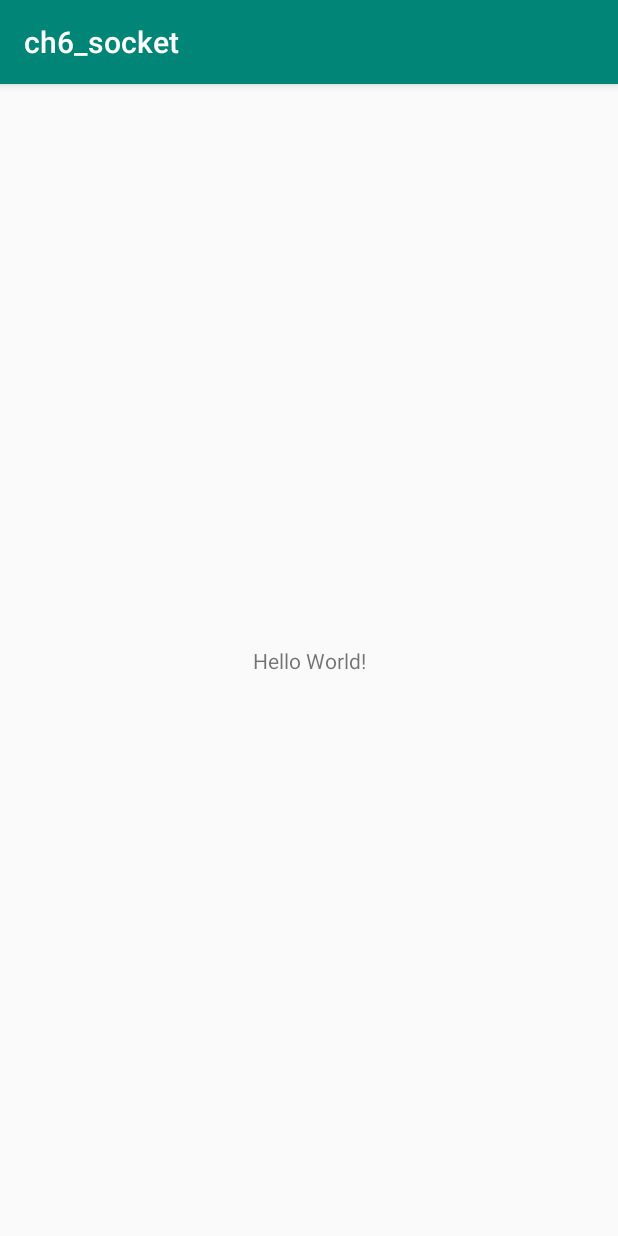
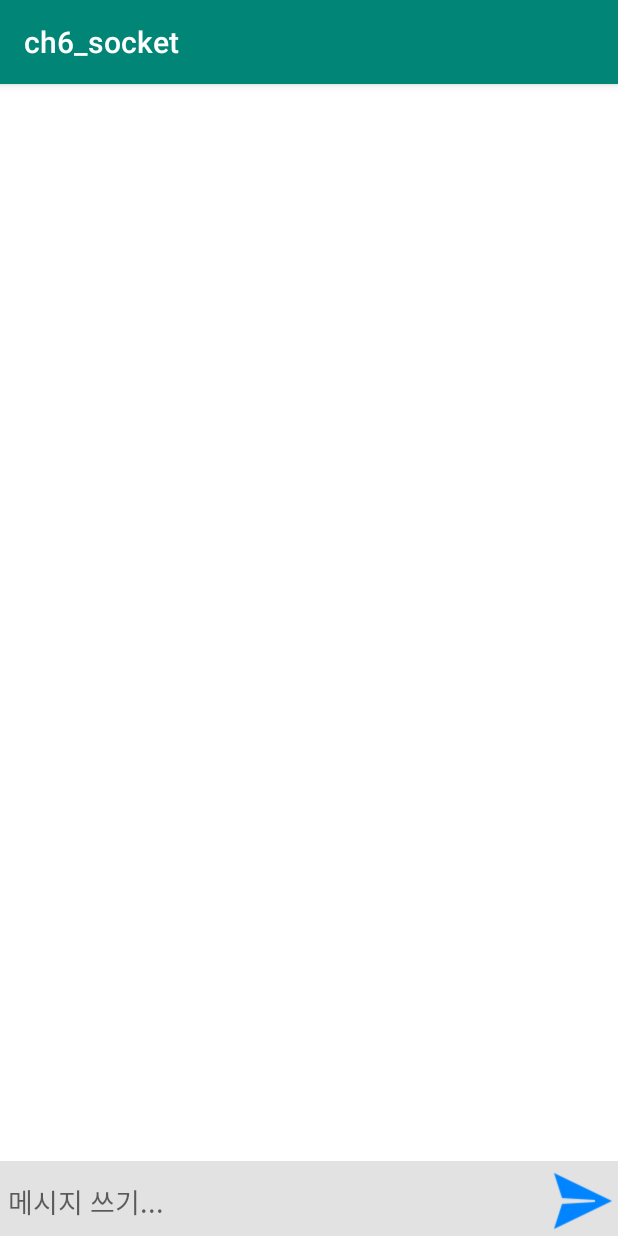
Before and after one commit to kimgaeunnn/AndroidStudy, an Android app: the screen it shows after launch (MainActivity), on a phone screen of 412 x 824 dp. Run offline under Robolectric (Android 15) with nearby library versions, the phone set to English and light mode, and no system bars.

Commit message:
socket 실습 준비
- 준비되어있던 소스코드 복사 및 붙여넣기

```diff
--- a/Multicampus/ch6_socket/src/main/AndroidManifest.xml
+++ b/Multicampus/ch6_socket/src/main/AndroidManifest.xml
@@ -1,6 +1,8 @@
 <?xml version="1.0" encoding="utf-8"?>
 <manifest xmlns:android="http://schemas.android.com/apk/res/android"
           package="com.gaeun.ch6_socket">
+
+    <uses-permission android:name="android.permission.INTERNET"/>
 
     <application
             android:allowBackup="true"
--- a/Multicampus/ch6_socket/src/main/java/com/gaeun/ch6_socket/MainActivity.java
+++ b/Multicampus/ch6_socket/src/main/java/com/gaeun/ch6_socket/MainActivity.java
@@ -1,13 +1,228 @@
 package com.gaeun.ch6_socket;
 
+import android.content.Context;
+import android.graphics.Color;
+import android.os.Bundle;
+import android.os.Handler;
+import android.os.Looper;
+import android.os.Message;
+import android.os.SystemClock;
 import android.support.v7.app.AppCompatActivity;
-import android.os.Bundle;
+import android.view.LayoutInflater;
+import android.view.View;
+import android.view.ViewGroup;
+import android.widget.ArrayAdapter;
+import android.widget.EditText;
+import android.widget.ImageView;
+import android.widget.ListView;
+import android.widget.RelativeLayout;
+import android.widget.TextView;
+import android.widget.Toast;
 
-public class MainActivity extends AppCompatActivity {
+import java.io.BufferedInputStream;
+import java.io.BufferedOutputStream;
+import java.io.IOException;
+import java.net.InetSocketAddress;
+import java.net.Socket;
+import java.net.SocketAddress;
+import java.util.ArrayList;
+
+
+public class MainActivity extends AppCompatActivity implements View.OnClickListener {
+
+	ArrayList<ChatMessage> list;
+	MyAdapter ap;
+
+	ListView listView;
+	ImageView sendBtn;
+	EditText msgEdit;
+
+	// thread 제어용
+	boolean flagConnection = true;
+	boolean isConnected = false;
+	boolean flagRead = true;
+
+	Handler writeHandler;
+
+	Socket socket;
+	BufferedInputStream bIn;
+	BufferedOutputStream bOut;
+
+	SocketThread st; // 연결관리 thread
+
 
 	@Override
 	protected void onCreate(Bundle savedInstanceState) {
 		super.onCreate(savedInstanceState);
+
 		setContentView(R.layout.activity_main);
+
+		listView = findViewById(R.id.lab1_list);
+		sendBtn = findViewById(R.id.lab1_send_btn);
+		msgEdit = findViewById(R.id.lab1_send_text);
+
+		sendBtn.setOnClickListener(this);
+
+		list = new ArrayList<ChatMessage>();
+		ap = new MyAdapter(this, R.layout.chat_item, list);
+		listView.setAdapter(ap);
+
+		sendBtn.setEnabled(false);
+		msgEdit.setEnabled(false);
+
+	}
+
+	private void addMessage(String who, String msg) {
+		ChatMessage vo = new ChatMessage();
+		vo.who = who;
+		vo.msg = msg;
+		list.add(vo);
+		ap.notifyDataSetChanged();
+		listView.setSelection(list.size() - 1);
+	}
+
+
+	@Override
+	public void onClick(View v) {
+		if (!msgEdit.getText().toString().trim().equals("")) {
+			Message msg = new Message();
+			msg.obj = msgEdit.getText().toString();
+			writeHandler.sendMessage(msg);
+		}
+	}
+
+	@Override
+	protected void onStart() {
+		super.onStart();
+		st = new SocketThread();
+		st.start();
+	}
+
+	@Override
+	protected void onStop() {
+		super.onStop();
+
+		flagConnection = false;
+		isConnected = false;
+
+		if (socket != null) {
+			flagRead = false;
+			writeHandler.getLooper().quit();
+			try {
+				bout.close();
+				bin.close();
+				socket.close();
+			} catch (IOException e) {
+			}
+		}
+	}
+
+	private void showToast(String message) {
+		Toast toast = Toast.makeText(this, message, Toast.LENGTH_SHORT);
+		toast.show();
+	}
+
+	Handler mainHandler = new Handler() {
+		@Override
+		public void handleMessage(Message msg) {
+			super.handleMessage(msg);
+			if (msg.what == 10) {
+				//connection ok~~
+				showToast("connection ok~~");
+				sendBtn.setEnabled(true);
+				msgEdit.setEnabled(true);
+			} else if (msg.what == 20) {
+				//connection fail~~~
+				showToast("connection fail~~");
+				sendBtn.setEnabled(false);
+				msgEdit.setEnabled(false);
+			} else if (msg.what == 100) {
+				//message read....
+				addMessage("you", (String) msg.obj);
+			} else if (msg.what == 200) {
+				//message write...
+				addMessage("me", (String) msg.obj);
+			}
+		}
+	};
+
+
+	class SocketThread extends Thread {
+
+		public void run() {
+
+			//add~~~~~~~~~~~~~~~~~
+
+
+		}
+	}
+
+	class WriteThread extends Thread {
+
+		@Override
+		public void run() {
+			//add~~~~~~~~~~
+
+		}
+	}
+
+	class ReadThread extends Thread {
+
+		@Override
+		public void run() {
+			//add~~~~~~~~~~~~~~~~~~~
+
+
+		}
+
+	}
+
+
+}
+
+class ChatMessage {
+	String who;
+	String msg;
+}
+
+class MyAdapter extends ArrayAdapter<ChatMessage> {
+	ArrayList<ChatMessage> list;
+	int resId;
+	Context context;
+
+	public MyAdapter(Context context, int resId, ArrayList<ChatMessage> list) {
+		super(context, resId, list);
+		this.context = context;
+		this.resId = resId;
+		this.list = list;
+	}
+
+	@Override
+	public View getView(int position, View convertView, ViewGroup parent) {
+
+		LayoutInflater inflater = (LayoutInflater) context
+				.getSystemService(Context.LAYOUT_INFLATER_SERVICE);
+		convertView = inflater.inflate(resId, null);
+
+
+		TextView msgView = (TextView) convertView.findViewById(R.id.lab1_item_msg);
+		RelativeLayout.LayoutParams params = (RelativeLayout.LayoutParams) msgView
+				.getLayoutParams();
+
+		ChatMessage msg = list.get(position);
+		if (msg.who.equals("me")) {
+			params.addRule(RelativeLayout.ALIGN_PARENT_RIGHT,
+					RelativeLayout.TRUE);
+			msgView.setTextColor(Color.WHITE);
+			msgView.setBackgroundResource(R.drawable.chat_right);
+		} else if (msg.who.equals("you")) {
+			params.addRule(RelativeLayout.ALIGN_PARENT_LEFT,
+					RelativeLayout.TRUE);
+			msgView.setBackgroundResource(R.drawable.chat_left);
+		}
+		msgView.setText(msg.msg);
+
+		return convertView;
+
 	}
 }
--- /dev/null
+++ b/Multicampus/ch6_socket/src/main/res/drawable/chat_left.xml
@@ -0,0 +1,10 @@
+<?xml version="1.0" encoding="utf-8"?>
+<selector xmlns:android="http://schemas.android.com/apk/res/android">
+    <item>
+        <shape android:shape="rectangle"  >
+            <corners android:radius="50dip" />
+            <stroke android:width="1dip" android:color="#eaeaea" />
+            <gradient android:angle="-90" android:startColor="#eaeaea" android:endColor="#eaeaea" />
+        </shape>
+    </item>
+</selector>
--- /dev/null
+++ b/Multicampus/ch6_socket/src/main/res/drawable/chat_right.xml
@@ -0,0 +1,10 @@
+<?xml version="1.0" encoding="utf-8"?>
+<selector xmlns:android="http://schemas.android.com/apk/res/android">
+    <item>
+        <shape android:shape="rectangle"  >
+            <corners android:radius="50dip" />
+            <stroke android:width="1dip" android:color="#0084ff" />
+            <gradient android:angle="-90" android:startColor="#0084ff" android:endColor="#0084ff" />
+        </shape>
+    </item>
+</selector>
--- a/Multicampus/ch6_socket/src/main/res/layout/activity_main.xml
+++ b/Multicampus/ch6_socket/src/main/res/layout/activity_main.xml
@@ -1,19 +1,48 @@
 <?xml version="1.0" encoding="utf-8"?>
-<android.support.constraint.ConstraintLayout
-        xmlns:android="http://schemas.android.com/apk/res/android"
-        xmlns:tools="http://schemas.android.com/tools"
-        xmlns:app="http://schemas.android.com/apk/res-auto"
-        android:layout_width="match_parent"
-        android:layout_height="match_parent"
-        tools:context=".MainActivity">
-
-    <TextView
+<LinearLayout xmlns:android="http://schemas.android.com/apk/res/android"
+    android:orientation="vertical"
+    android:layout_width="fill_parent"
+    android:layout_height="fill_parent"
+    android:background="#ffffff"
+    >
+    <ListView
+        android:id="@+id/lab1_list"
+        android:layout_width="fill_parent"
+        android:layout_height="wrap_content"
+        android:layout_weight="1"
+        android:layout_margin="16dp"
+        android:divider="@android:color/transparent"
+        android:dividerHeight="10.0sp"
+        />
+    <LinearLayout
+        android:orientation="horizontal"
+        android:layout_width="fill_parent"
+        android:layout_height="wrap_content"
+        android:background="#e2e2e2"
+        >
+        <EditText
+            android:id="@+id/lab1_send_text"
             android:layout_width="wrap_content"
             android:layout_height="wrap_content"
-            android:text="Hello World!"
-            app:layout_constraintBottom_toBottomOf="parent"
-            app:layout_constraintLeft_toLeftOf="parent"
-            app:layout_constraintRight_toRightOf="parent"
-            app:layout_constraintTop_toTopOf="parent"/>
-
-</android.support.constraint.ConstraintLayout>
+            android:layout_gravity="center_vertical"
+            android:layout_marginLeft="5dip"
+            android:layout_marginTop="2dip"
+            android:layout_weight="1"
+            android:hint="메시지 쓰기..."
+            android:background="@null"
+            />
+        <ImageView
+            android:id="@+id/lab1_send_btn"
+            android:layout_width="wrap_content"
+            android:layout_height="wrap_content"
+            android:layout_gravity="center_vertical"
+            android:layout_marginLeft="5dip"
+            android:layout_marginTop="2dip"
+            android:src="@drawable/ic_send"
+            android:clickable="true"
+            android:maxWidth="48dp"
+            android:maxHeight="48dp"
+            android:adjustViewBounds="true"
+            />
+    </LinearLayout>
+</LinearLayout>
```
Also changed, not shown: Multicampus/ch6_socket/src/main/res/layout/chat_item.xml (added, +15 -0 lines), Multicampus/ch6_socket/src/main/res/drawable/ic_send.png (added).
